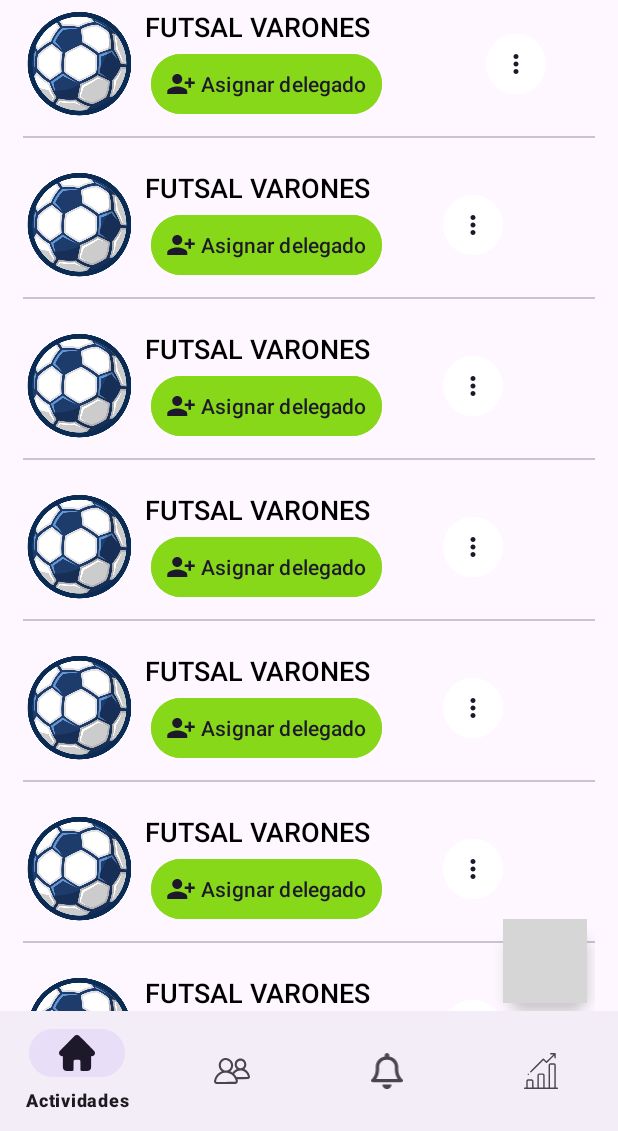
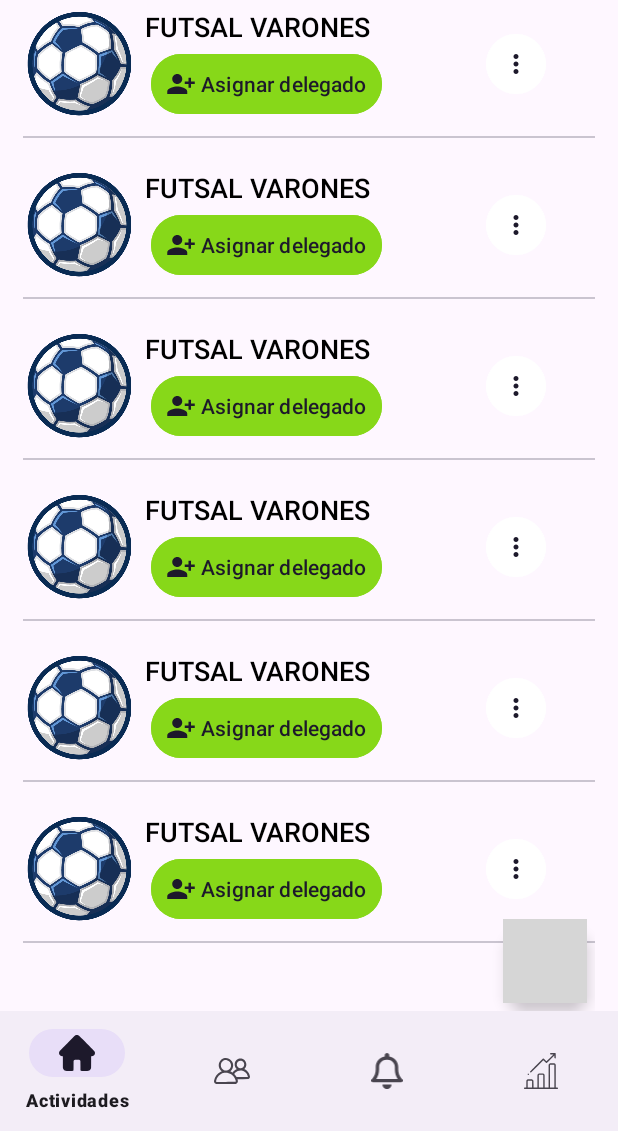
Before and after one commit to jorgeluis03/ProyectoIoT, an Android app: the screen it shows after launch (MainActivity), on a phone screen of 412 x 824 dp, the part 105-1236 px from its top. Run offline under Robolectric (Android 15) with nearby library versions, the phone set to English and light mode, and no system bars; grey boxes are pictures that could not be loaded.

Commit message:
cambio chiqu

```diff
--- a/app/src/main/res/layout/fragment_actividades.xml
+++ b/app/src/main/res/layout/fragment_actividades.xml
@@ -140,7 +140,7 @@
 
                         </LinearLayout>
                         <LinearLayout
-                            android:layout_width="wrap_content"
+                            android:layout_width="match_parent"
                             android:layout_height="wrap_content"
                             android:orientation="horizontal"
                             android:layout_gravity="center_vertical"
@@ -213,7 +213,7 @@
 
                         </LinearLayout>
                         <LinearLayout
-                            android:layout_width="wrap_content"
+                            android:layout_width="match_parent"
                             android:layout_height="wrap_content"
                             android:orientation="horizontal"
                             android:layout_gravity="center_vertical"
@@ -286,7 +286,7 @@
 
                         </LinearLayout>
                         <LinearLayout
-                            android:layout_width="wrap_content"
+                            android:layout_width="match_parent"
                             android:layout_height="wrap_content"
                             android:orientation="horizontal"
                             android:layout_gravity="center_vertical"
@@ -359,7 +359,7 @@
 
                         </LinearLayout>
                         <LinearLayout
-                            android:layout_width="wrap_content"
+                            android:layout_width="match_parent"
                             android:layout_height="wrap_content"
                             android:orientation="horizontal"
                             android:layout_gravity="center_vertical"
@@ -432,80 +432,7 @@
 
                         </LinearLayout>
                         <LinearLayout
-                            android:layout_width="wrap_content"
-                            android:layout_height="wrap_content"
-                            android:orientation="horizontal"
-                            android:layout_gravity="center_vertical"
-                            android:gravity="center">
-
-                            <Button
-                                style="?attr/materialIconButtonFilledTonalStyle"
-                                android:layout_width="wrap_content"
-                                android:layout_height="wrap_content"
-                                app:icon="@drawable/more_options_24"
-                                android:backgroundTint="@color/white"
-                                />
-
-                        </LinearLayout>
-
-
-
-                    </LinearLayout>
-                    <com.google.android.material.divider.MaterialDivider
-                        android:layout_width="wrap_content"
-                        android:layout_height="wrap_content"/>
-                </LinearLayout>
-                <LinearLayout
-                    android:layout_width="match_parent"
-                    android:layout_height="wrap_content"
-                    android:orientation="vertical"
-                    android:layout_marginBottom="15dp">
-                    <LinearLayout
-                        android:layout_width="match_parent"
-                        android:layout_height="wrap_content"
-                        android:layout_marginBottom="5dp"
-                        android:orientation="horizontal"
-                        android:layout_gravity="center_vertical">
-
-                        <ImageView
-                            android:layout_width="76dp"
-                            android:layout_height="76dp"
-                            android:src="@drawable/fuchibol"
-                            android:layout_gravity="center_vertical|start"
-                            android:scaleType="centerCrop"/>
-
-                        <LinearLayout
-                            android:layout_width="200dp"
-                            android:layout_height="wrap_content"
-                            android:orientation="vertical"
-                            android:padding="5dp"
-                            android:layout_gravity="center_vertical">
-
-                            <TextView
-                                android:layout_width="match_parent"
-                                android:layout_height="wrap_content"
-                                android:layout_marginBottom="2dp"
-                                android:fontFamily="sans-serif-light"
-                                android:text="FUTSAL VARONES"
-                                android:textAlignment="viewStart"
-                                android:textColor="#000000"
-                                android:textSize="18sp"
-                                android:textStyle="bold" />
-
-                            <Button
-                                style="?attr/materialIconButtonFilledTonalStyle"
-                                android:layout_width="wrap_content"
-                                android:layout_height="wrap_content"
-                                app:icon="@drawable/person_add_alt_1_24"
-                                android:text=" Asignar delegado"
-                                android:backgroundTint="@color/verde"
-
-                                />
-
-
-                        </LinearLayout>
-                        <LinearLayout
-                            android:layout_width="wrap_content"
+                            android:layout_width="match_parent"
                             android:layout_height="wrap_content"
                             android:orientation="horizontal"
                             android:layout_gravity="center_vertical"
@@ -530,7 +457,6 @@
                 </LinearLayout>
 
 
-
             </LinearLayout>
 
         </ScrollView>
```
